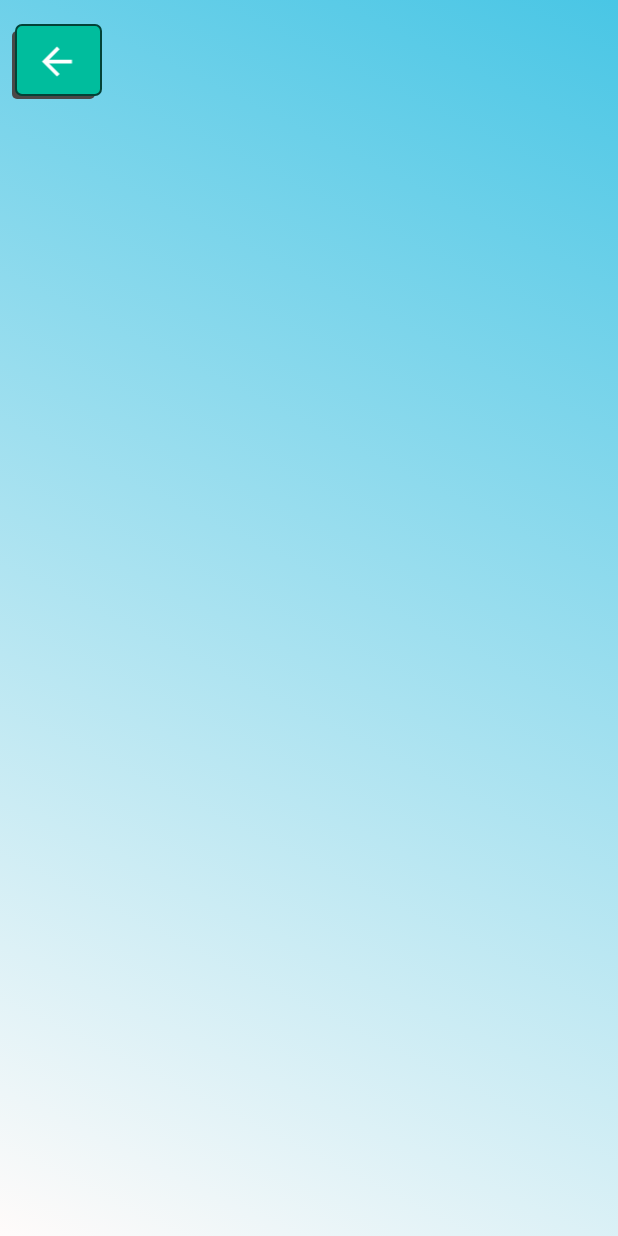
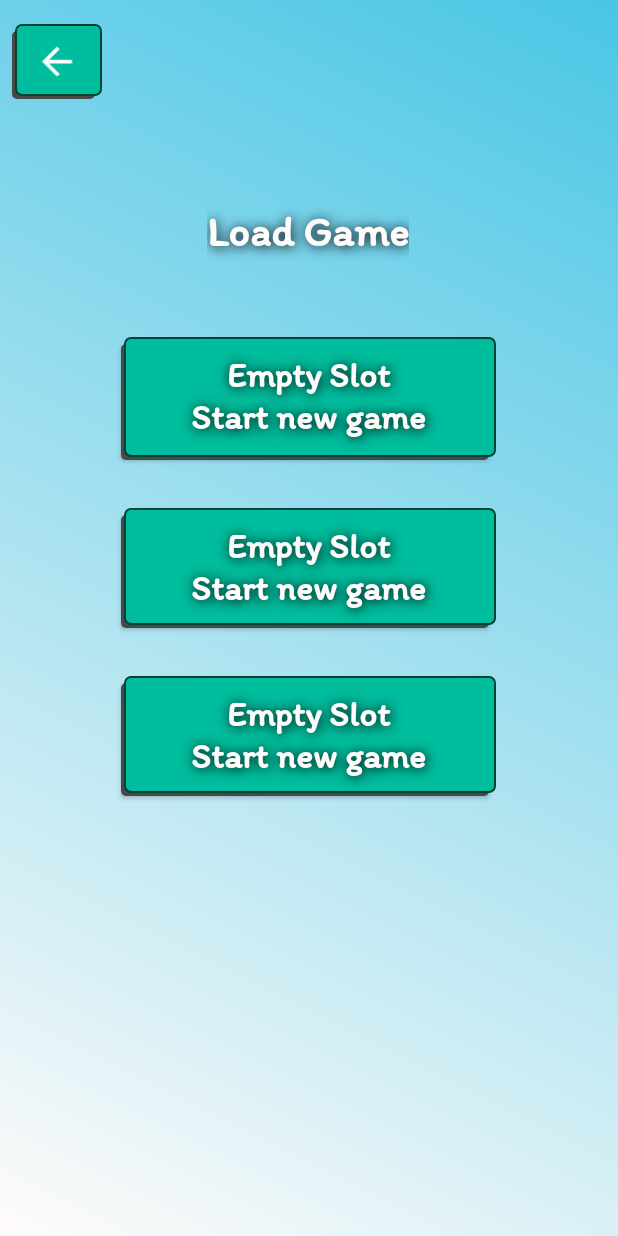
Before and after one commit to michal1702/VR_Labirynth, an Android app: the LoadGameActivity screen opened directly, with no data from a screen before it, on a phone screen of 412 x 824 dp. Run offline under Robolectric (Android 15) with nearby library versions, the phone set to English and light mode, and no system bars.

Commit message:
added layout to activity load game

```diff
--- a/app/src/main/java/pl/polsl/vr_labirynth/activities/LoadGameActivity.kt
+++ b/app/src/main/java/pl/polsl/vr_labirynth/activities/LoadGameActivity.kt
@@ -15,6 +15,9 @@ class LoadGameActivity() : AppCompatActivity(), IBackgroundAnimation, ITouchAnim
     private lateinit var binding:ActivityLoadGameBinding
 
     private val backButtonOnClickListener = View.OnClickListener { backButtonClicked() }
+    private val loadButton1ClickListener = View.OnClickListener { loadButton1Clicker() }
+    private val loadButton2ClickListener = View.OnClickListener { loadButton2Clicker() }
+    private val loadButton3ClickListener = View.OnClickListener { loadButton3Clicker() }
 
     override fun onCreate(savedInstanceState: Bundle?) {
         super.onCreate(savedInstanceState)
@@ -28,7 +31,13 @@ class LoadGameActivity() : AppCompatActivity(), IBackgroundAnimation, ITouchAnim
         setContentView(binding.root)
 
         imageButtonTouched(binding.backButton)
+        buttonTouched(binding.loadButton1)
+        buttonTouched(binding.loadButton2)
+        buttonTouched(binding.loadButton3)
         binding.backButton.setOnClickListener(backButtonOnClickListener)
+        binding.loadButton1.setOnClickListener(loadButton1ClickListener)
+        binding.loadButton2.setOnClickListener(loadButton2ClickListener)
+        binding.loadButton3.setOnClickListener(loadButton3ClickListener)
     }
 
     /**
@@ -37,4 +46,16 @@ class LoadGameActivity() : AppCompatActivity(), IBackgroundAnimation, ITouchAnim
     private fun backButtonClicked(){
         this.finish()
     }
+
+    private fun loadButton1Clicker(){
+
+    }
+
+    private fun loadButton2Clicker(){
+
+    }
+
+    private fun loadButton3Clicker(){
+
+    }
 }
--- a/app/src/main/res/layout/activity_load_game.xml
+++ b/app/src/main/res/layout/activity_load_game.xml
@@ -12,13 +12,57 @@
         android:id="@+id/backButton"
         android:layout_width="60dp"
         android:layout_height="50dp"
-
-        android:scaleType="fitCenter"
+        style="@style/backButtonStyle"
         android:layout_marginStart="8dp"
         android:layout_marginTop="16dp"
-        android:background="@drawable/buttons_background"
         app:layout_constraintStart_toStartOf="parent"
-        app:layout_constraintTop_toTopOf="parent"
-        app:srcCompat="@drawable/abc_vector_test" />
+        app:layout_constraintTop_toTopOf="parent" />
+
+    <Button
+        android:id="@+id/loadButton1"
+        android:layout_width="250dp"
+        android:layout_height="wrap_content"
+        android:layout_marginTop="48dp"
+        style="@style/loadButtonStyle"
+        android:text="@string/empty_slot"
+        app:layout_constraintEnd_toEndOf="@+id/textView2"
+        app:layout_constraintStart_toStartOf="@+id/textView2"
+        app:layout_constraintTop_toBottomOf="@+id/textView2" />
+
+    <Button
+        android:id="@+id/loadButton2"
+        style="@style/loadButtonStyle"
+        android:layout_width="250dp"
+        android:layout_height="80dp"
+        android:layout_marginTop="32dp"
+        android:text="@string/empty_slot"
+        app:layout_constraintEnd_toEndOf="@+id/loadButton1"
+        app:layout_constraintHorizontal_bias="0.542"
+        app:layout_constraintStart_toStartOf="@+id/loadButton1"
+        app:layout_constraintTop_toBottomOf="@+id/loadButton1" />
+
+    <Button
+        android:id="@+id/loadButton3"
+        style="@style/loadButtonStyle"
+        android:layout_width="250dp"
+        android:layout_height="80dp"
+        android:layout_marginTop="32dp"
+        android:text="@string/empty_slot"
+        app:layout_constraintEnd_toEndOf="@+id/loadButton2"
+        app:layout_constraintHorizontal_bias="0.0"
+        app:layout_constraintStart_toStartOf="@+id/loadButton2"
+        app:layout_constraintTop_toBottomOf="@+id/loadButton2" />
+
+    <TextView
+        android:id="@+id/textView2"
+        style="@style/textViewOnBackground"
+        android:layout_width="wrap_content"
+        android:layout_height="wrap_content"
+        android:layout_marginTop="136dp"
+        android:text="@string/load_game"
+        app:layout_constraintEnd_toEndOf="parent"
+        app:layout_constraintHorizontal_bias="0.498"
+        app:layout_constraintStart_toStartOf="parent"
+        app:layout_constraintTop_toTopOf="parent" />
 
 </androidx.constraintlayout.widget.ConstraintLayout>
--- a/app/src/main/res/values/strings.xml
+++ b/app/src/main/res/values/strings.xml
@@ -7,4 +7,6 @@
     <string name="new_game">NEW GAME</string>
     <string name="load">LOAD</string>
     <string name="exit">EXIT</string>
+    <string name="empty_slot">Empty Slot\nStart new game</string>
+    <string name="load_game">Load Game</string>
 </resources>
--- /dev/null
+++ b/app/src/main/res/values/styles.xml
@@ -0,0 +1,32 @@
+<?xml version="1.0" encoding="utf-8"?>
+<resources>
+    <style name="loadButtonStyle" parent="Theme.MaterialComponents.DayNight.NoActionBar">
+        <item name="android:background">@drawable/buttons_background</item>
+        <item name="backgroundTint">@null</item>
+        <item name="android:textStyle">bold</item>
+        <item name="android:fontFamily">@font/itim_regular</item>
+        <item name="android:textColor">@color/text_white</item>
+        <item name="android:shadowColor">@color/black</item>
+        <item name="android:shadowRadius">10</item>
+        <item name="android:shadowDx">1</item>
+        <item name="android:shadowDy">1</item>
+        <item name="android:textSize">23sp</item>
+    </style>
+
+    <style name="backButtonStyle" parent="Theme.MaterialComponents.DayNight.NoActionBar">
+        <item name="android:scaleType">fitCenter</item>
+        <item name="android:background">@drawable/buttons_background</item>
+        <item name="srcCompat">@drawable/abc_vector_test</item>
+    </style>
+
+    <style name="textViewOnBackground" parent="Theme.MaterialComponents.DayNight.NoActionBar">
+        <item name="android:textSize">28sp</item>
+        <item name="android:textStyle">bold</item>
+        <item name="android:fontFamily">@font/itim_regular</item>
+        <item name="android:textColor">@color/text_white</item>
+        <item name="android:shadowColor">@color/black</item>
+        <item name="android:shadowRadius">10</item>
+        <item name="android:shadowDx">1</item>
+        <item name="android:shadowDy">1</item>
+    </style>
+</resources>
```
